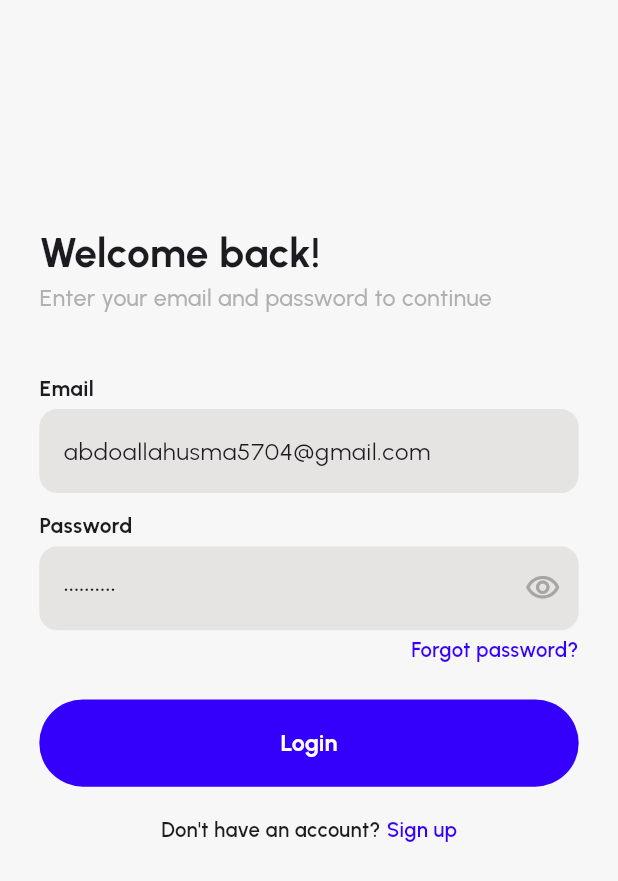
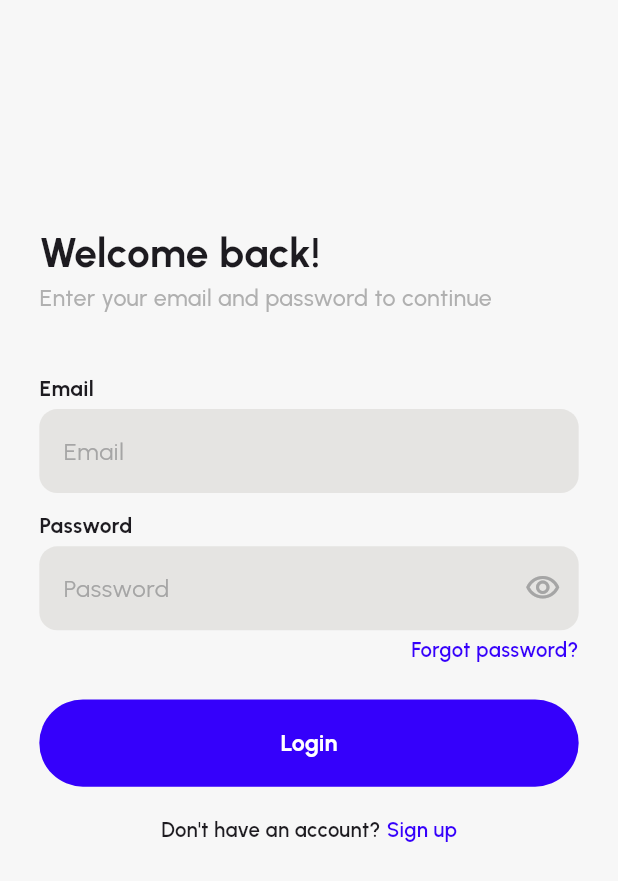
Before and after one commit to Abdallah867/travel_app, a Flutter app: the screen it shows after launch, after a tap on "Sign up", after a tap on "Login", on a phone screen of 412 x 824 dp. Shown: the top 881 px of the screen. Run offline on Flutter 3.47's test engine with Material 3 defaults, Android fonts, the phone set to English and light mode, and no system bars; our stand-ins replace appwrite, bloc, cached_network_image, dartz, device_preview, dio and 14 more; missing offline and left inert: cuid2; accounts and stored records are empty; network calls fail.

```diff
--- a/lib/core/routes/app_router.dart
+++ b/lib/core/routes/app_router.dart
@@ -1,29 +1,27 @@
-import 'package:appwrite/models.dart';
 import 'package:flutter_bloc/flutter_bloc.dart';
 import 'package:go_router/go_router.dart';
 
 import '../../features/auth/presentation/manager/current_account_cubit/current_account_cubit.dart';
 import '../../features/auth/presentation/view/login_view.dart';
 import '../../features/auth/presentation/view/register_view.dart';
+import '../../features/home/presentation/views/home_view.dart';
 import '../../features/payment/data/repos/payment_repo_impl.dart';
 import '../../features/payment/presentation/manager/cubit/payment_cubit.dart';
 import '../../features/payment/presentation/views/checkout_view.dart';
 import '../../features/payment/presentation/views/payment_view.dart';
 import '../../features/profile/presentation/manager/profile_cubit/edit_profile_cubit.dart';
+import '../../features/profile/presentation/view/edit_profile_view.dart';
 import '../../features/profile/presentation/view/language_view.dart';
 import '../../features/reservation/data/models/reservation_model.dart';
 import '../../features/reservation/data/repos/reservation_repo_impl.dart';
 import '../../features/reservation/presentation/manager/cubit/reservation_cubit.dart';
 import '../../features/reservation/presentation/views/reservation_view.dart';
-import '../../features/home/presentation/views/home_view.dart';
-import '../../features/profile/presentation/view/edit_profile_view.dart';
-import '../../features/trip/data/models/trip_model.dart';
+import '../../features/splash_screen/view/splash_screen.dart';
 import '../../features/trip/presentation/manager/trip_cubit/trip_cubit.dart';
 import '../../features/trip/presentation/views/trip_details_view.dart';
 import '../../features/trips/data/repos/trips_list_repo_impl.dart';
 import '../../features/trips/presentation/manager/bloc/trips_list_bloc.dart';
 import '../../features/trips/presentation/views/trips_view.dart';
-import '../networking/appwrite_service.dart';
 import '../services/service_locator.dart';
 import 'app_routes.dart';
 
@@ -32,7 +30,7 @@ abstract class AppRouter {
     routes: [
       GoRoute(
         path: '/',
-        builder: (context, state) => const HomeView(),
+        builder: (context, state) => const SplashScreen(),
       ),
       GoRoute(
         path: AppRoutes.kLoginView,
--- a/lib/features/auth/presentation/view/widgets/login_form.dart
+++ b/lib/features/auth/presentation/view/widgets/login_form.dart
@@ -24,8 +24,7 @@ class LoginForm extends StatelessWidget {
         children: [
           CustomTextFormField(
             name: S.of(context).email,
-            initialValue: 'abdoallahusma5704@gmail.com',
-            // controller: context.read<LoginCubit>().emailController,
+            controller: context.read<LoginCubit>().emailController,
             validator: (value) {
               return validateEmail(value, context);
             },
@@ -34,8 +33,7 @@ class LoginForm extends StatelessWidget {
           CustomTextFormField(
               name: S.of(context).password,
               isPassword: true,
-              initialValue: 'Abdallah23',
-              // controller: context.read<LoginCubit>().passwordController,
+              controller: context.read<LoginCubit>().passwordController,
               validator: (value) {
                 return validatePassword(value, context);
               }),
--- a/lib/features/splash_screen/view/splash_screen.dart
+++ b/lib/features/splash_screen/view/splash_screen.dart
@@ -1,4 +1,5 @@
 import 'package:flutter/material.dart';
+import 'package:go_router/go_router.dart';
 import 'dart:async';
 
 import '../../../core/routes/app_routes.dart';
@@ -55,7 +56,7 @@ class _SplashScreenState extends State<SplashScreen>
       Timer(const Duration(seconds: 6), () {
         if (mounted) {
           // Uncomment and use your desired navigation logic here
-          // context.go(AppRoutes.kHomeView);
+          context.go(AppRoutes.kHomeView);
         }
       });
     });
```
Also changed, not shown: pubspec.yaml (+8 -0 lines), pubspec.lock, 32 other files.
